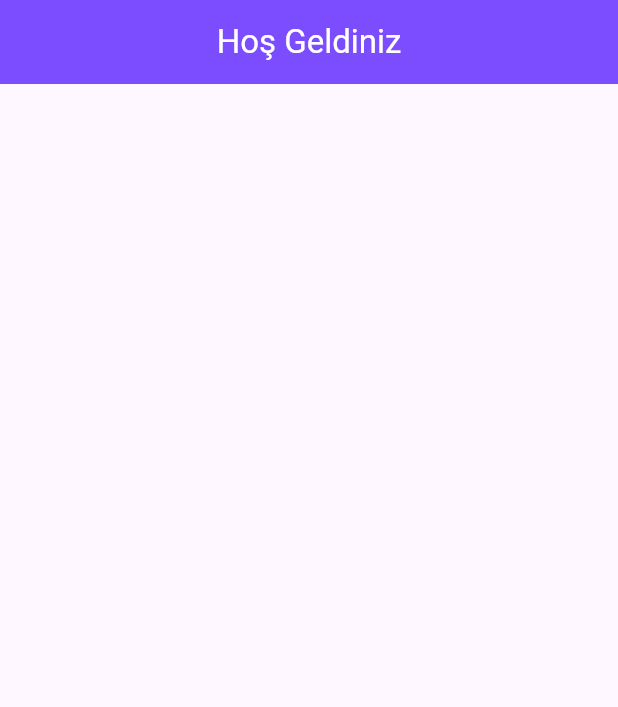
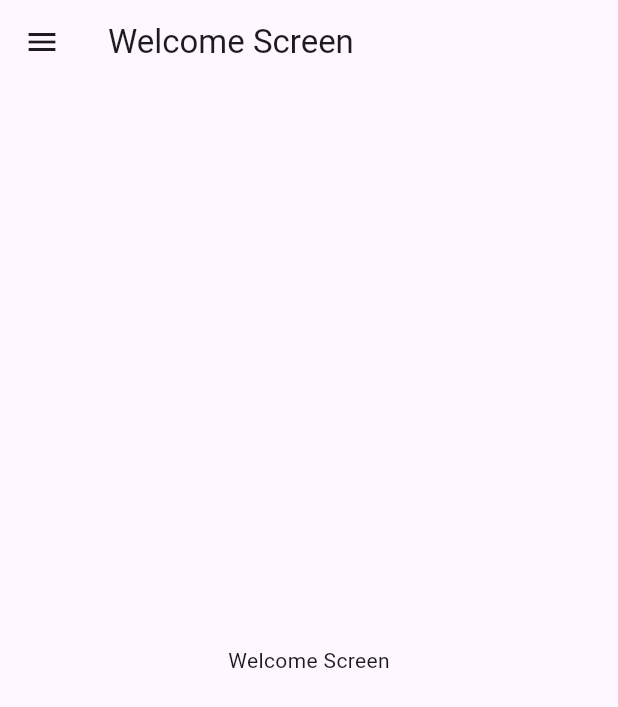
Before and after one commit to omerfaruksomay/expense_tracker, a Flutter app: the screen it shows after launch, on a phone screen of 412 x 824 dp. Shown: the top 707 px of the screen. Run offline on Flutter 3.47's test engine with Material 2 defaults, Android fonts, the phone set to English and light mode, and no system bars.

Commit message:
Drawer menu added

```diff
--- a/lib/main.dart
+++ b/lib/main.dart
@@ -1,5 +1,6 @@
-import 'package:expense_tracker/screens/welcome_screen.dart';
 import 'package:flutter/material.dart';
+
+import 'screens/drawer_screen.dart';
 
 void main() {
   runApp(const MyApp());
@@ -16,7 +17,7 @@ class MyApp extends StatelessWidget {
       theme: ThemeData(
         useMaterial3: true,
       ),
-      home: const WelcomeScreen(),
+      home: const DrawerScreen(),
     );
   }
 }
--- /dev/null
+++ b/lib/screens/drawer_screen.dart
@@ -0,0 +1,107 @@
+import 'package:flutter/material.dart';
+
+import 'dashboard_screen.dart';
+import 'expenses_screen.dart';
+import 'filters_screen.dart';
+import 'settings_screen.dart';
+import 'welcome_screen.dart';
+
+class DrawerScreen extends StatefulWidget {
+  const DrawerScreen({super.key});
+
+  @override
+  State<DrawerScreen> createState() => _DrawerScreenState();
+}
+
+class _DrawerScreenState extends State<DrawerScreen> {
+  String appBarTitle = 'Expense Tracker';
+  String drawerMenuHeader = 'Expense Tracker';
+
+  int _selectedIndex = 0;
+
+  @override
+  void initState() {
+    // TODO: implement initState
+    super.initState();
+    appBarTitle = screens[_selectedIndex]['title'];
+  }
+
+  void _onMenuItemClicked(int index) {
+    setState(() {
+      _selectedIndex = index;
+      appBarTitle = screens[index]['title'];
+    });
+    Navigator.pop(context);
+  }
+
+  List screens = [
+    {
+      'title': 'Welcome Screen',
+      'index': 0,
+      'widget': WelcomeScreen(key: UniqueKey()),
+    },
+    {
+      'title': 'Dashboard Screen',
+      'index': 1,
+      'widget': DashboardScreen(key: UniqueKey()),
+    },
+    {
+      'title': 'Expenses Screen',
+      'index': 2,
+      'widget': ExpensesScreen(key: UniqueKey()),
+    },
+    {
+      'title': 'Filters Screen',
+      'index': 3,
+      'widget': FiltersScreen(key: UniqueKey()),
+    },
+    {
+      'title': 'Settings Screen',
+      'index': 4,
+      'widget': SettingsScreen(key: UniqueKey()),
+    },
+  ];
+
+  @override
+  Widget build(BuildContext context) {
+    return Scaffold(
+      appBar: AppBar(
+        title: Text(
+          appBarTitle,
+        ),
+      ),
+      drawer: Drawer(
+        child: ListView(
+          padding: EdgeInsets.zero,
+          children: [
+            DrawerHeader(
+              child: Row(
+                children: [
+                  const Icon(
+                    Icons.account_balance,
+                  ),
+                  const SizedBox(
+                    width: 10,
+                  ),
+                  Text(
+                    drawerMenuHeader,
+                    style: const TextStyle(),
+                  ),
+                ],
+              ),
+            ),
+            ...screens.map((screenObject) {
+              return ListTile(
+                selected: _selectedIndex == screenObject['index'],
+                leading: const Icon(Icons.home),
+                title: Text(screenObject['title']),
+                onTap: () => _onMenuItemClicked(screenObject['index']),
+              );
+            }).toList(),
+          ],
+        ),
+      ),
+      body: screens[_selectedIndex]['widget'],
+    );
+  }
+}
--- a/lib/screens/welcome_screen.dart
+++ b/lib/screens/welcome_screen.dart
@@ -1,26 +1,12 @@
 import 'package:flutter/material.dart';
 
-class WelcomeScreen extends StatefulWidget {
+class WelcomeScreen extends StatelessWidget {
   const WelcomeScreen({super.key});
 
   @override
-  State<WelcomeScreen> createState() => _WelcomeScreenState();
-}
-
-class _WelcomeScreenState extends State<WelcomeScreen> {
-  String appBarText = 'Hoş Geldiniz';
-
-  @override
   Widget build(BuildContext context) {
-    return Scaffold(
-      appBar: AppBar(
-        title: Text(
-          appBarText,
-          style: const TextStyle(color: Colors.white),
-        ),
-        centerTitle: true,
-        backgroundColor: Colors.deepPurpleAccent,
-      ),
+    return const Center(
+      child: Text('Welcome Screen'),
     );
   }
 }
```
Also changed, not shown: lib/screens/dashboard_screen.dart (+3 -8 lines), lib/screens/expenses_screen.dart (+3 -8 lines), lib/screens/filters_screen.dart (+3 -8 lines), lib/screens/settings_screen.dart (+2 -7 lines).
